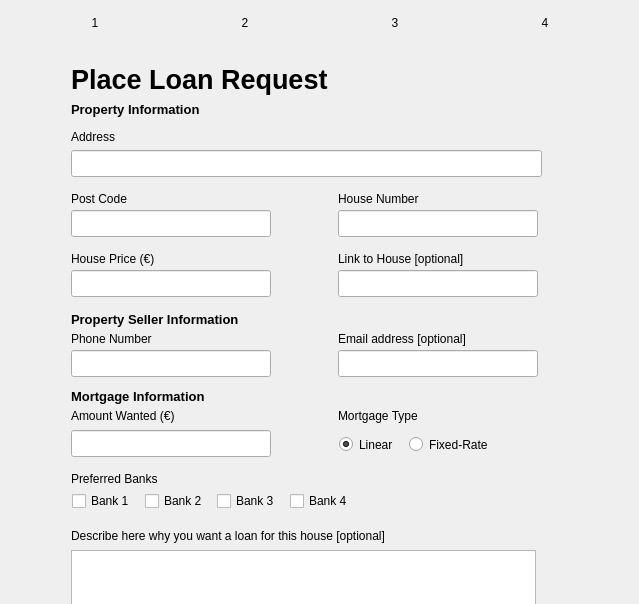
Before: the Qt Designer form ui/mainwindow.ui in Jumba/decentralized-mortgage-market, drawn with Qt 5; both pictures show x 0 to 639 and y 0 to 604 of the 855 by 700 pixel window.
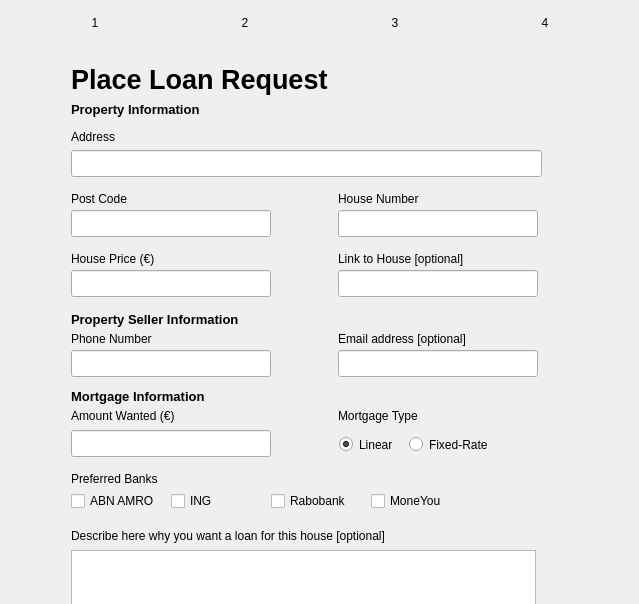
After: the same form once the commit is applied. The open tabs and pages were chosen to show the change.

Patch:
```diff
--- a/ui/mainwindow.ui
+++ b/ui/mainwindow.ui
@@ -464,7 +464,7 @@
        <rect>
         <x>71</x>
         <y>60</y>
-        <width>140</width>
+        <width>181</width>
         <height>18</height>
        </rect>
       </property>
@@ -556,7 +556,7 @@
        <rect>
         <x>71</x>
         <y>270</y>
-        <width>180</width>
+        <width>201</width>
         <height>18</height>
        </rect>
       </property>
@@ -602,7 +602,7 @@
        <rect>
         <x>71</x>
         <y>430</y>
-        <width>91</width>
+        <width>111</width>
         <height>17</height>
        </rect>
       </property>
@@ -633,7 +633,7 @@
        <rect>
         <x>71</x>
         <y>487</y>
-        <width>335</width>
+        <width>431</width>
         <height>17</height>
        </rect>
       </property>
@@ -683,7 +683,7 @@
        <rect>
         <x>71</x>
         <y>21</y>
-        <width>261</width>
+        <width>291</width>
         <height>37</height>
        </rect>
       </property>
@@ -786,7 +786,7 @@
        <rect>
         <x>71</x>
         <y>88</y>
-        <width>46</width>
+        <width>81</width>
         <height>17</height>
        </rect>
       </property>
@@ -848,14 +848,14 @@
      <widget class="QCheckBox" name="bplr_bank2_checkbox">
       <property name="geometry">
        <rect>
-        <x>145</x>
+        <x>171</x>
         <y>450</y>
-        <width>67</width>
+        <width>100</width>
         <height>22</height>
        </rect>
       </property>
       <property name="text">
-       <string>Bank 2</string>
+       <string>ING</string>
       </property>
       <property name="checked">
        <bool>false</bool>
@@ -864,40 +864,40 @@
      <widget class="QCheckBox" name="bplr_bank1_checkbox">
       <property name="geometry">
        <rect>
-        <x>72</x>
+        <x>71</x>
         <y>450</y>
-        <width>67</width>
+        <width>100</width>
         <height>22</height>
        </rect>
       </property>
       <property name="text">
-       <string>Bank 1</string>
+       <string>ABN AMRO</string>
       </property>
      </widget>
      <widget class="QCheckBox" name="bplr_bank4_checkbox">
       <property name="geometry">
        <rect>
-        <x>290</x>
+        <x>371</x>
         <y>450</y>
-        <width>67</width>
+        <width>100</width>
         <height>22</height>
        </rect>
       </property>
       <property name="text">
-       <string>Bank 4</string>
+       <string>MoneYou</string>
       </property>
      </widget>
      <widget class="QCheckBox" name="bplr_bank3_checkbox">
       <property name="geometry">
        <rect>
-        <x>217</x>
+        <x>271</x>
         <y>450</y>
-        <width>67</width>
+        <width>100</width>
         <height>22</height>
        </rect>
       </property>
       <property name="text">
-       <string>Bank 3</string>
+       <string>Rabobank</string>
       </property>
       <property name="checked">
        <bool>false</bool>
@@ -927,7 +927,7 @@
        <rect>
         <x>409</x>
         <y>391</y>
-        <width>87</width>
+        <width>141</width>
         <height>27</height>
        </rect>
       </property>
```
Left out of the diff: 4 changed lines with no effect on the pictures.
